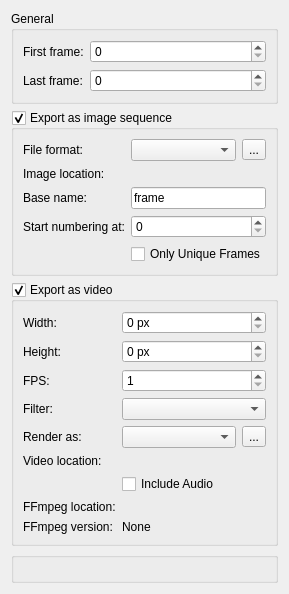
This is libs/ui/animation/wdg_animationrenderer.ui in KDE/krita as Qt 5 draws it before an edit. The edited form follows.
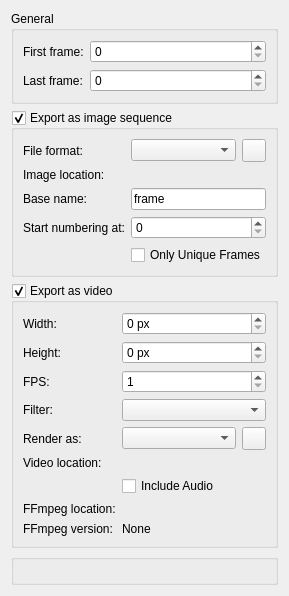
This is the edited form. Custom widgets are drawn as their Qt base class.

Patch:
```diff
--- a/libs/ui/animation/wdg_animationrenderer.ui
+++ b/libs/ui/animation/wdg_animationrenderer.ui
@@ -9,7 +9,7 @@
   <property name="windowTitle">
    <string>Animation Renderer Image</string>
   </property>
-  <layout class="QVBoxLayout" name="verticalLayout_3">
+  <layout class="QVBoxLayout" name="verticalLayout_3" stretch="0,0,0,1,0">
    <item>
     <widget class="QGroupBox" name="grpGeneralOptions">
      <property name="title">
@@ -73,9 +73,6 @@
           <property name="toolTip">
            <string>Select the frame export options</string>
           </property>
-          <property name="text">
-           <string>...</string>
-          </property>
          </widget>
         </item>
        </layout>
@@ -209,9 +206,6 @@
           <property name="toolTip">
            <string>Select the FFmpeg render options.</string>
           </property>
-          <property name="text">
-           <string>...</string>
-          </property>
          </widget>
         </item>
        </layout>
@@ -273,6 +267,19 @@
      </property>
     </widget>
    </item>
+   <item>
+    <spacer name="bottomSpacer">
+     <property name="orientation">
+      <enum>Qt::Vertical</enum>
+     </property>
+     <property name="sizeHint" stdset="0">
+      <size>
+       <width>0</width>
+       <height>0</height>
+      </size>
+     </property>
+    </spacer>
+   </item>
   </layout>
  </widget>
  <customwidgets>
```
Left out of the diff: 6 changed lines with no effect on the pictures.
